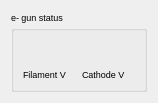
Above: src/widgets/ui/eGunLV.ui from srgblnch/LinacGUI before the change. Below: the same form after it.
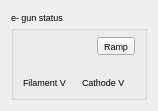
That is the form after the change. Custom widgets are drawn as their Qt base class.

Commit message: split the gui for the ramping configurations to a single dock widget for each of them (placing a launcher as a tool button in the popups where the setpoint has relation). Do a similar thing, a dock widget for the new feature of the autostopper of the GUN_HV_I.

Diff of the .ui file:
```diff
--- a/src/widgets/ui/eGunLV.ui
+++ b/src/widgets/ui/eGunLV.ui
@@ -25,37 +25,56 @@
       <string>e- gun status</string>
      </property>
      <layout class="QGridLayout" name="gridLayout">
-      <item row="1" column="1">
+      <item row="1" column="0">
+       <layout class="QVBoxLayout" name="verticalLayout">
+        <item>
        <widget class="TaurusLabel" name="filamentValue">
         <property name="suffixText">
          <string/>
         </property>
        </widget>
       </item>
-      <item row="2" column="1">
+        <item>
        <widget class="QLabel" name="filamentLabel">
         <property name="text">
          <string>Filament V</string>
         </property>
        </widget>
       </item>
-      <item row="1" column="2">
+       </layout>
+      </item>
+      <item row="1" column="1">
+       <layout class="QVBoxLayout" name="verticalLayout_2">
+        <item>
        <widget class="TaurusLabel" name="cathodeValue">
         <property name="suffixText">
          <string/>
         </property>
        </widget>
       </item>
-      <item row="2" column="2">
+        <item>
        <widget class="QLabel" name="cathodeLabel">
         <property name="text">
          <string>Cathode V</string>
         </property>
        </widget>
       </item>
-      <item row="0" column="1" colspan="2">
+       </layout>
+      </item>
+      <item row="0" column="0" colspan="2">
+       <layout class="QHBoxLayout" name="horizontalLayout">
+        <item>
        <widget class="TaurusLabel" name="eGunStatus"/>
       </item>
+        <item>
+         <widget class="QToolButton" name="RampConfigurator">
+          <property name="text">
+           <string>Ramp</string>
+          </property>
+         </widget>
+        </item>
+       </layout>
+      </item>
      </layout>
     </widget>
    </item>
@@ -68,17 +87,17 @@
    <header>taurus.qt.qtgui.container</header>
    <container>1</container>
   </customwidget>
-  <customwidget>
-   <class>TaurusGroupBox</class>
-   <extends>QGroupBox</extends>
-   <header>taurus.qt.qtgui.container</header>
-   <container>1</container>
-  </customwidget>
   <customwidget>
    <class>TaurusLabel</class>
    <extends>QLabel</extends>
    <header>taurus.qt.qtgui.display</header>
   </customwidget>
+  <customwidget>
+   <class>TaurusGroupBox</class>
+   <extends>QGroupBox</extends>
+   <header>taurus.qt.qtgui.container</header>
+   <container>1</container>
+  </customwidget>
  </customwidgets>
  <resources/>
  <connections/>
```
Lines whose indentation alone changed are shown as unchanged. The commit also changes 11 other files.
